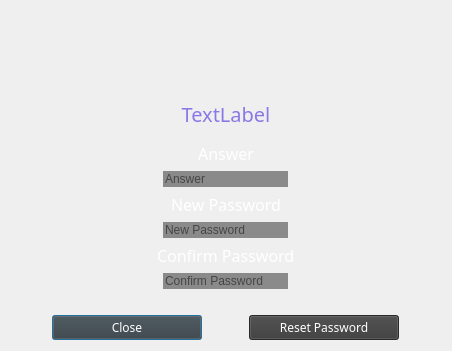
Before: the Qt Designer form forgotpassword.ui in Nicholas-LeBoeuf/RemoteWorkouts, drawn with Qt 5.
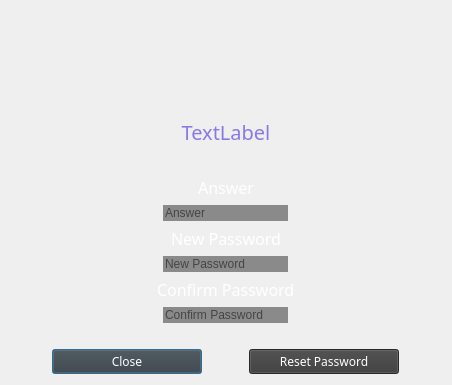
After: the same form once the commit is applied. Icons and pictures are not drawn.

The edit to the form file:
```diff
--- a/forgotpassword.ui
+++ b/forgotpassword.ui
@@ -7,7 +7,7 @@
     <x>0</x>
     <y>0</y>
     <width>452</width>
-    <height>351</height>
+    <height>385</height>
    </rect>
   </property>
   <property name="windowTitle">
@@ -74,7 +74,7 @@
       <widget class="QLabel" name="securityQLabel">
        <property name="font">
         <font>
-         <family>Eras Demi ITC</family>
+         <family>Rockwell</family>
          <pointsize>15</pointsize>
         </font>
        </property>
@@ -96,7 +96,7 @@
         <widget class="QLabel" name="label">
          <property name="font">
           <font>
-           <family>Eras Demi ITC</family>
+           <family>Rockwell</family>
            <pointsize>12</pointsize>
           </font>
          </property>
@@ -144,7 +144,7 @@
         <widget class="QLabel" name="label_2">
          <property name="font">
           <font>
-           <family>Eras Demi ITC</family>
+           <family>Rockwell</family>
            <pointsize>12</pointsize>
           </font>
          </property>
@@ -192,7 +192,7 @@
         <widget class="QLabel" name="label_3">
          <property name="font">
           <font>
-           <family>Eras Demi ITC</family>
+           <family>Rockwell</family>
            <pointsize>12</pointsize>
           </font>
          </property>
@@ -269,7 +269,7 @@
          </property>
          <property name="font">
           <font>
-           <family>Eras Demi ITC</family>
+           <family>Rockwell</family>
           </font>
          </property>
          <property name="cursor">
@@ -302,7 +302,7 @@
          </property>
          <property name="font">
           <font>
-           <family>Eras Demi ITC</family>
+           <family>Rockwell</family>
           </font>
          </property>
          <property name="cursor">
```
